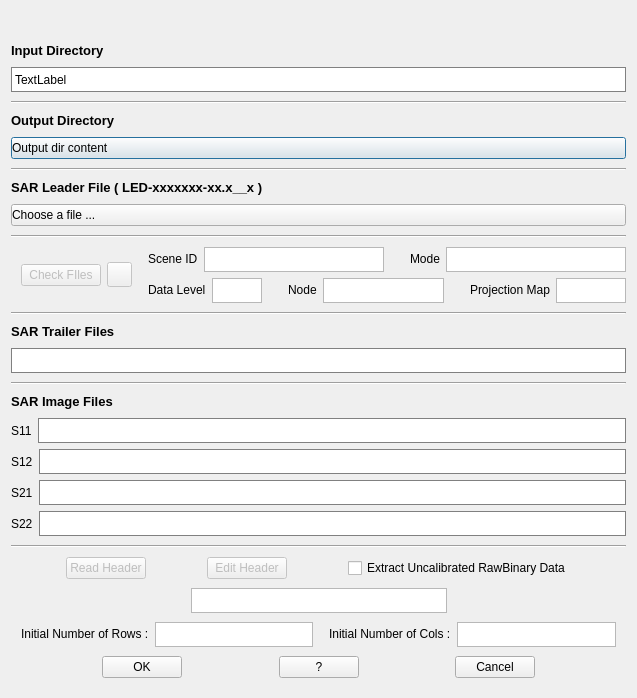
First picture: the form in GUI/alos1_1_quad_jaxa_ceos.ui, repository cpenar/Qt_PolSarPRO, before the edit.
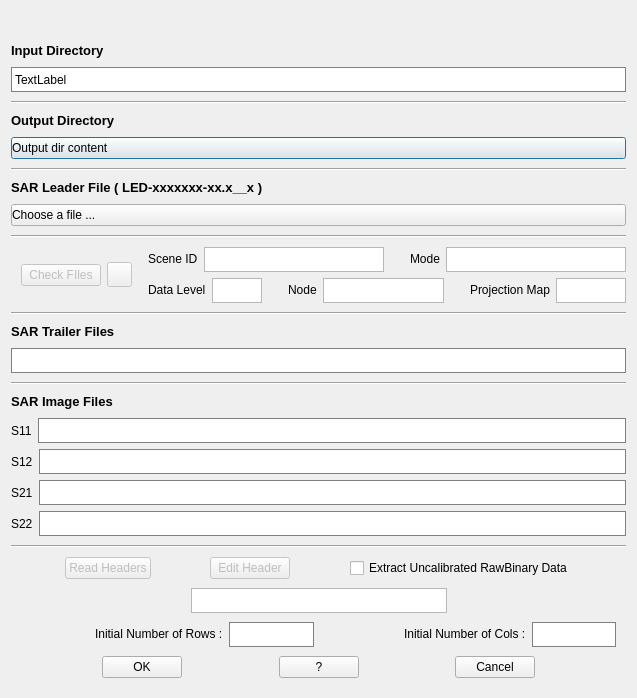
Second picture: the form after the edit. Icons and pictures are not drawn.

Commit message: Read Header OK

Patch:
```diff
--- a/GUI/alos1_1_quad_jaxa_ceos.ui
+++ b/GUI/alos1_1_quad_jaxa_ceos.ui
@@ -770,7 +770,7 @@
         <bool>false</bool>
        </property>
        <property name="text">
-        <string>Read Header</string>
+        <string>Read Headers</string>
        </property>
        <property name="icon">
         <iconset>
@@ -908,19 +908,34 @@
       </widget>
      </item>
      <item>
-      <widget class="QTextEdit" name="textEdit_13">
+      <widget class="QLabel" name="label_InitialRows">
+       <property name="enabled">
+        <bool>true</bool>
+       </property>
        <property name="sizePolicy">
-        <sizepolicy hsizetype="Expanding" vsizetype="Maximum">
+        <sizepolicy hsizetype="Expanding" vsizetype="Expanding">
          <horstretch>0</horstretch>
          <verstretch>0</verstretch>
         </sizepolicy>
        </property>
+       <property name="minimumSize">
+        <size>
+         <width>0</width>
+         <height>25</height>
+        </size>
+       </property>
        <property name="maximumSize">
         <size>
          <width>16777215</width>
          <height>25</height>
         </size>
        </property>
+       <property name="styleSheet">
+        <string notr="true">background: white;border: 1px solid grey</string>
+       </property>
+       <property name="text">
+        <string/>
+       </property>
       </widget>
      </item>
      <item>
@@ -953,13 +968,34 @@
       </widget>
      </item>
      <item>
-      <widget class="QTextEdit" name="textEdit_14">
+      <widget class="QLabel" name="label_InitialCols">
+       <property name="enabled">
+        <bool>true</bool>
+       </property>
+       <property name="sizePolicy">
+        <sizepolicy hsizetype="Expanding" vsizetype="Expanding">
+         <horstretch>0</horstretch>
+         <verstretch>0</verstretch>
+        </sizepolicy>
+       </property>
+       <property name="minimumSize">
+        <size>
+         <width>0</width>
+         <height>25</height>
+        </size>
+       </property>
        <property name="maximumSize">
         <size>
          <width>16777215</width>
          <height>25</height>
         </size>
        </property>
+       <property name="styleSheet">
+        <string notr="true">background: white;border: 1px solid grey</string>
+       </property>
+       <property name="text">
+        <string/>
+       </property>
       </widget>
      </item>
      <item>
```
Left out of the diff: 2 changed lines with no effect on the pictures. The commit also changes 3 other files.
